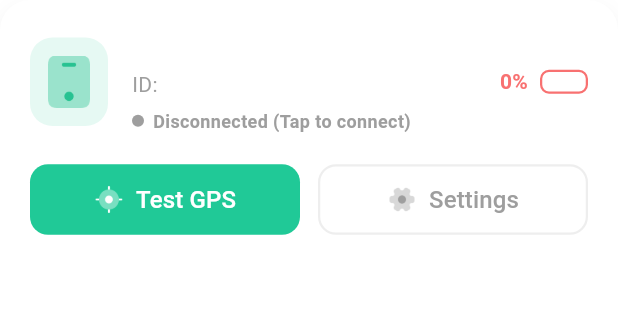
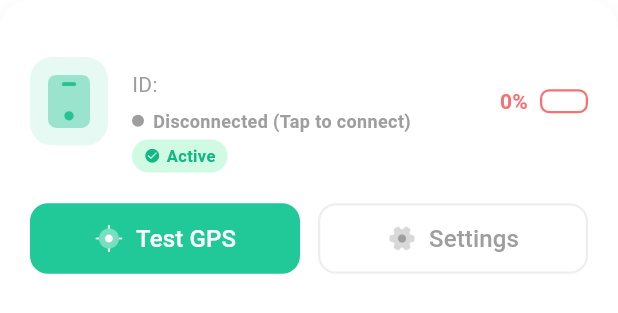
Before and after one commit to Oshinobi-obi/safechain_mobile, a Flutter app: the DeviceCard widget shown alone on an empty page, opened directly with empty values, on a phone screen of 412 x 824 dp. Shown: the top 313 px of the screen. Run offline on Flutter 3.47's test engine with Material 3 defaults, Android fonts, the phone set to English and light mode, and no system bars; our stand-ins replace app_links, firebase_core, firebase_messaging, flutter_blue_plus, flutter_compass, flutter_local_notifications and 7 more; missing offline and left inert: flutter_foreground_task, fluttermoji, mobile_scanner, slider_captcha; accounts and stored records are empty; network calls fail.

Commit message:
Added Restricted/Active Status on Device

```diff
--- a/lib/screens/home/home_screen.dart
+++ b/lib/screens/home/home_screen.dart
@@ -218,6 +218,32 @@ class _DevicesContentState extends State<DevicesContent> with TickerProviderStat
         _devicesFuture = _fetchDevices(user.residentId);
       });
       NotificationService.uploadTokenAfterLogin();
+      // Always re-fetch the latest status from server so the UI reflects
+      // any restriction that happened since the last login.
+      _refreshUserStatus(user.residentId);
+    }
+  }
+
+  // Re-fetches the resident's current status from the server and updates
+  // the local session + UI. Called on every home screen load so that a
+  // restriction applied by a responder is visible without re-login.
+  Future<void> _refreshUserStatus(String residentId) async {
+    try {
+      final response = await http.get(
+        Uri.parse('https://safechain.site/api/mobile/get_profile.php?resident_id=$residentId'),
+      );
+      if (response.statusCode == 200) {
+        final body = jsonDecode(response.body);
+        // Accept both {status:'success', resident:{...}} and {status:'success', data:{...}}
+        final raw = body['resident'] ?? body['data'] ?? body['user'];
+        if (raw != null) {
+          final updatedUser = UserModel.fromJson(raw);
+          await SessionManager.saveUser(updatedUser);
+          if (mounted) setState(() => _currentUser = updatedUser);
+        }
+      }
+    } catch (_) {
+      // Silently fail — cached status is used as fallback
     }
   }
 
@@ -700,12 +726,12 @@ class _DevicesContentState extends State<DevicesContent> with TickerProviderStat
                               crossAxisAlignment: CrossAxisAlignment.start,
                               children: [
                                 Text(
-                                  'Account Restricted',
+                                  'Device Restricted',
                                   style: TextStyle(color: Color(0xFFEF4444), fontWeight: FontWeight.bold, fontSize: 15),
                                 ),
                                 SizedBox(height: 2),
                                 Text(
-                                  'You have been restricted due to multiple false alarms. Contact admin to lift the restriction.',
+                                  'You device has been restricted due to multiple false alarms. Contact admin to lift the restriction.',
                                   style: TextStyle(color: Color(0xFF7F1D1D), fontSize: 12, height: 1.4),
                                 ),
                               ],
@@ -983,7 +1009,7 @@ class _DeviceCardState extends State<DeviceCard> {
                           Text('ID: ${widget.device.btRemoteId}', style: const TextStyle(color: Colors.grey, fontSize: 14)),
                           const SizedBox(height: 6),
 
-                          // --- NEW CONNECTION STATUS INDICATOR ---
+                          // --- BLE CONNECTION STATUS ---
                           Row(
                             children: [
                               Container(
@@ -996,6 +1022,36 @@ class _DeviceCardState extends State<DeviceCard> {
                                 style: TextStyle(color: statusColor, fontSize: 12, fontWeight: FontWeight.bold),
                               ),
                             ],
+                          ),
+                          const SizedBox(height: 4),
+                          // --- ACCOUNT STATUS PILL (Active / Restricted) ---
+                          Container(
+                            padding: const EdgeInsets.symmetric(horizontal: 8, vertical: 3),
+                            decoration: BoxDecoration(
+                              color: isRestricted
+                                  ? const Color(0xFFFEE2E2)
+                                  : const Color(0xFFD1FAE5),
+                              borderRadius: BorderRadius.circular(99),
+                            ),
+                            child: Row(
+                              mainAxisSize: MainAxisSize.min,
+                              children: [
+                                Icon(
+                                  isRestricted ? Icons.block_rounded : Icons.check_circle_rounded,
+                                  size: 11,
+                                  color: isRestricted ? const Color(0xFFEF4444) : const Color(0xFF10B981),
+                                ),
+                                const SizedBox(width: 4),
+                                Text(
+                                  isRestricted ? 'Restricted' : 'Active',
+                                  style: TextStyle(
+                                    fontSize: 11,
+                                    fontWeight: FontWeight.bold,
+                                    color: isRestricted ? const Color(0xFFEF4444) : const Color(0xFF10B981),
+                                  ),
+                                ),
+                              ],
+                            ),
                           ),
                         ],
                       ),
```
Also changed, not shown: 2 other files.
